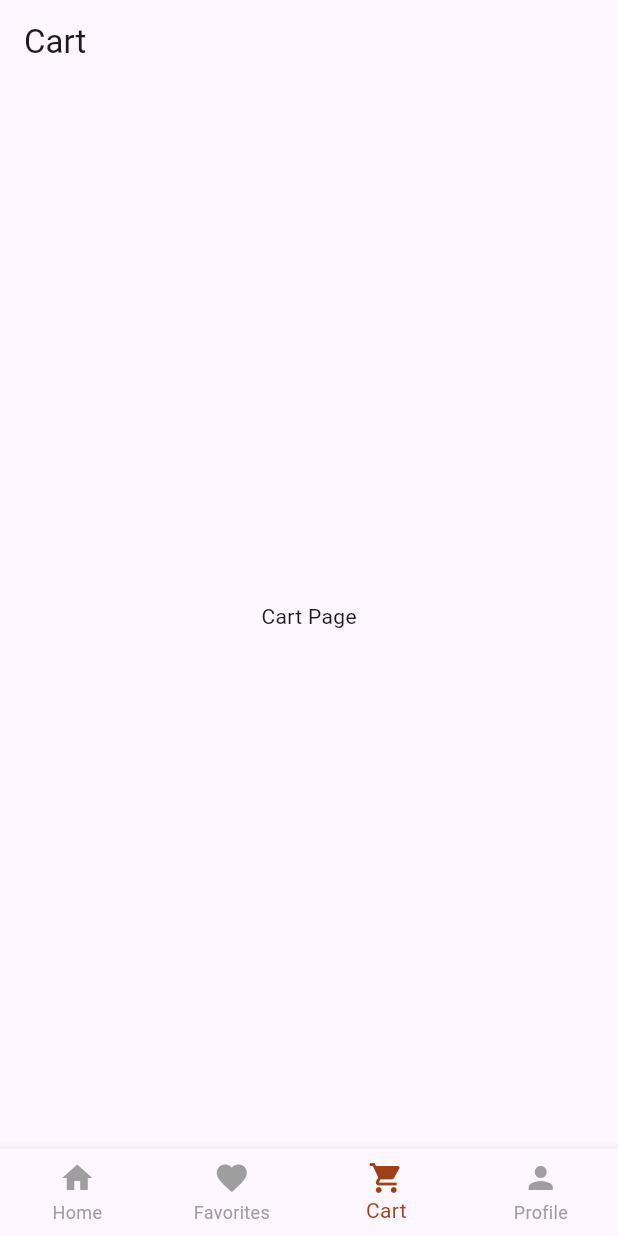
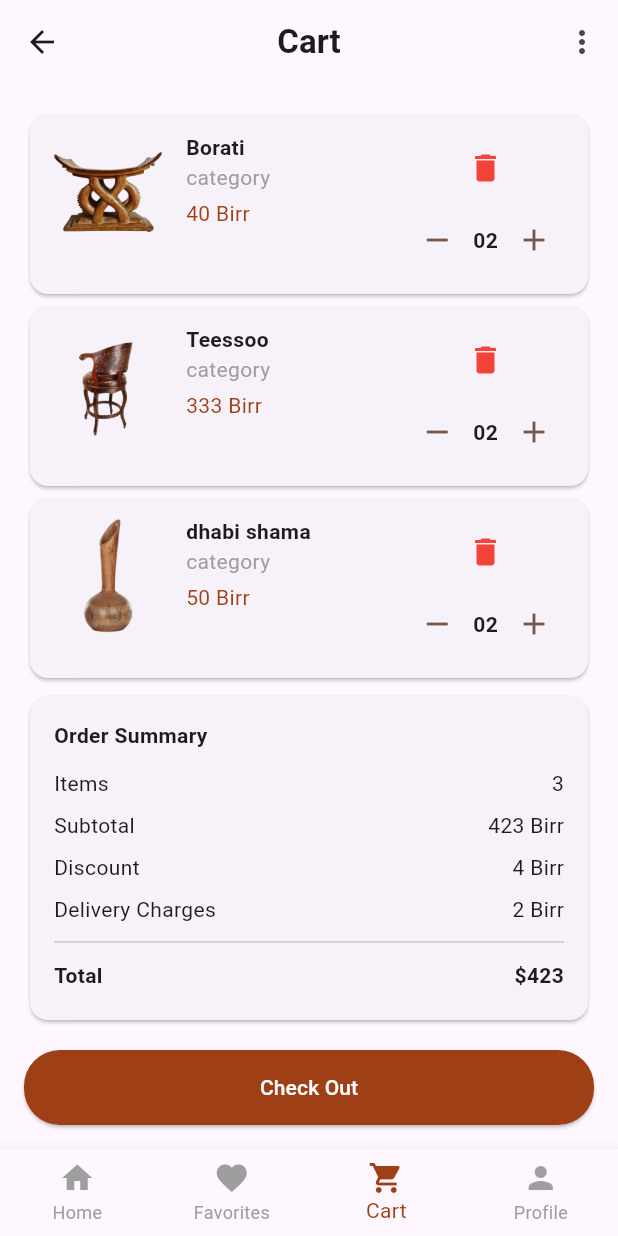
Before and after one commit to Firuol/Jcraft, a Flutter app: the screen it shows after launch, item 3 of the bottom bar chosen, on a phone screen of 412 x 824 dp. Run offline on Flutter 3.47's test engine with Material 3 defaults, Android fonts, the phone set to English and light mode, and no system bars.

Commit message:
cart also done

```diff
--- a/jcraft/lib/cart.dart
+++ b/jcraft/lib/cart.dart
@@ -5,10 +5,133 @@ class CartPage extends StatelessWidget {
   Widget build(BuildContext context) {
     return Scaffold(
       appBar: AppBar(
-        title: Text('Cart'),
+        title: Text('Cart', style: TextStyle(fontWeight: FontWeight.bold)),
+        centerTitle: true,
+        leading: IconButton(
+          icon: Icon(Icons.arrow_back),
+          onPressed: () => Navigator.pop(context),
+        ),
+        actions: [
+          IconButton(
+            icon: Icon(Icons.more_vert),
+            onPressed: () {},
+          ),
+        ],
       ),
-      body: Center(
-        child: Text('Cart Page'),
+      body: Padding(
+        padding: EdgeInsets.all(16.0),
+        child: Column(
+          children: [
+            Expanded(
+              child: ListView(
+                children: [
+                  _buildCartItem('Borati', '40 Birr', 'assets/images/Borati.png'),
+                  _buildCartItem('Teessoo', '333 Birr', 'assets/images/Hirkoo.png'),
+                  _buildCartItem('dhabi shama', '50 Birr', 'assets/images/Hule.png'),
+                ],
+              ),
+            ),
+            _buildOrderSummary(),
+            SizedBox(height: 16),
+            ElevatedButton(
+              onPressed: () {},
+              style: ElevatedButton.styleFrom(
+                backgroundColor:Color.fromRGBO(158, 63, 22, 1.0),
+                shape: RoundedRectangleBorder(
+                  borderRadius: BorderRadius.circular(24),
+                ),
+                minimumSize: Size(double.infinity, 50),
+              ),
+              child: Text('Check Out', style: TextStyle(color: Colors.white)),
+            ),
+          ],
+        ),
+      ),
+    );
+  }
+
+  Widget _buildCartItem(String title, String price, String imagePath) {
+    return Card(
+      shape: RoundedRectangleBorder(borderRadius: BorderRadius.circular(12)),
+      child: Padding(
+        padding: EdgeInsets.all(12.0),
+        child: Row(
+          crossAxisAlignment: CrossAxisAlignment.start,
+          children: [
+            ClipRRect(
+              borderRadius: BorderRadius.circular(8),
+              child: Image.asset(imagePath, width: 80, height: 80, fit: BoxFit.cover),
+            ),
+            SizedBox(width: 12),
+            Expanded(
+              child: Column(
+                crossAxisAlignment: CrossAxisAlignment.start,
+                children: [
+                  Text(title, style: TextStyle(fontWeight: FontWeight.bold)),
+                  Text('category', style: TextStyle(color: Colors.grey)),
+                  SizedBox(height: 4),
+                  Text(price, style: TextStyle(color:Color.fromRGBO(158, 63, 22, 1.0))),
+                ],
+              ),
+            ),
+            Column(
+              children: [
+                IconButton(
+                  icon: Icon(Icons.delete, color: Colors.red),
+                  onPressed: () {},
+                ),
+                Row(
+                  children: [
+                    IconButton(
+                      icon: Icon(Icons.remove, color: Colors.brown),
+                      onPressed: () {},
+                    ),
+                    Text('02', style: TextStyle(fontWeight: FontWeight.bold)),
+                    IconButton(
+                      icon: Icon(Icons.add, color: Colors.brown),
+                      onPressed: () {},
+                    ),
+                  ],
+                ),
+              ],
+            ),
+          ],
+        ),
+      ),
+    );
+  }
+
+  Widget _buildOrderSummary() {
+    return Card(
+      shape: RoundedRectangleBorder(borderRadius: BorderRadius.circular(12)),
+      child: Padding(
+        padding: EdgeInsets.all(16.0),
+        child: Column(
+          crossAxisAlignment: CrossAxisAlignment.start,
+          children: [
+            Text('Order Summary', style: TextStyle(fontWeight: FontWeight.bold)),
+            SizedBox(height: 8),
+            _buildSummaryRow('Items', '3'),
+            _buildSummaryRow('Subtotal', '423 Birr'),
+            _buildSummaryRow('Discount', '4 Birr'),
+            _buildSummaryRow('Delivery Charges', '2 Birr'),
+            Divider(),
+            _buildSummaryRow('Total', '\$423', isBold: true),
+          ],
+        ),
+      ),
+    );
+  }
+
+  Widget _buildSummaryRow(String title, String value, {bool isBold = false}) {
+    return Padding(
+      padding: EdgeInsets.symmetric(vertical: 4.0),
+      child: Row(
+        mainAxisAlignment: MainAxisAlignment.spaceBetween,
+        children: [
+          Text(title, style: TextStyle(fontWeight: isBold ? FontWeight.bold : FontWeight.normal)),
+          Text(value, style: TextStyle(fontWeight: isBold ? FontWeight.bold : FontWeight.normal)),
+        ],
       ),
     );
   }
```
